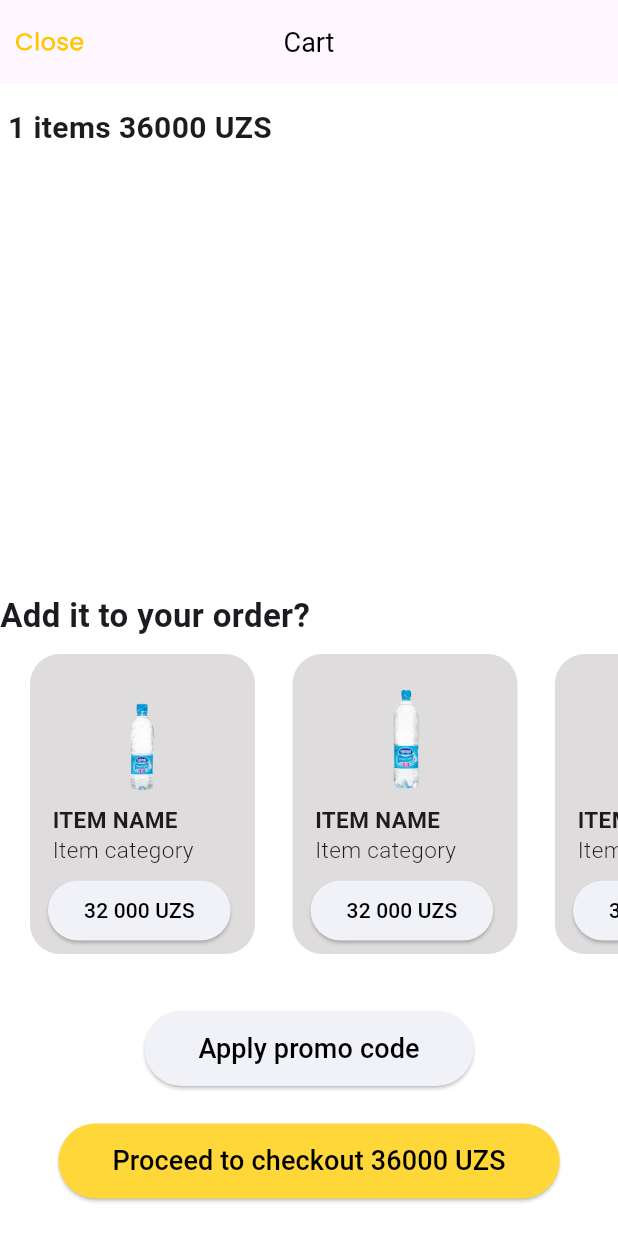
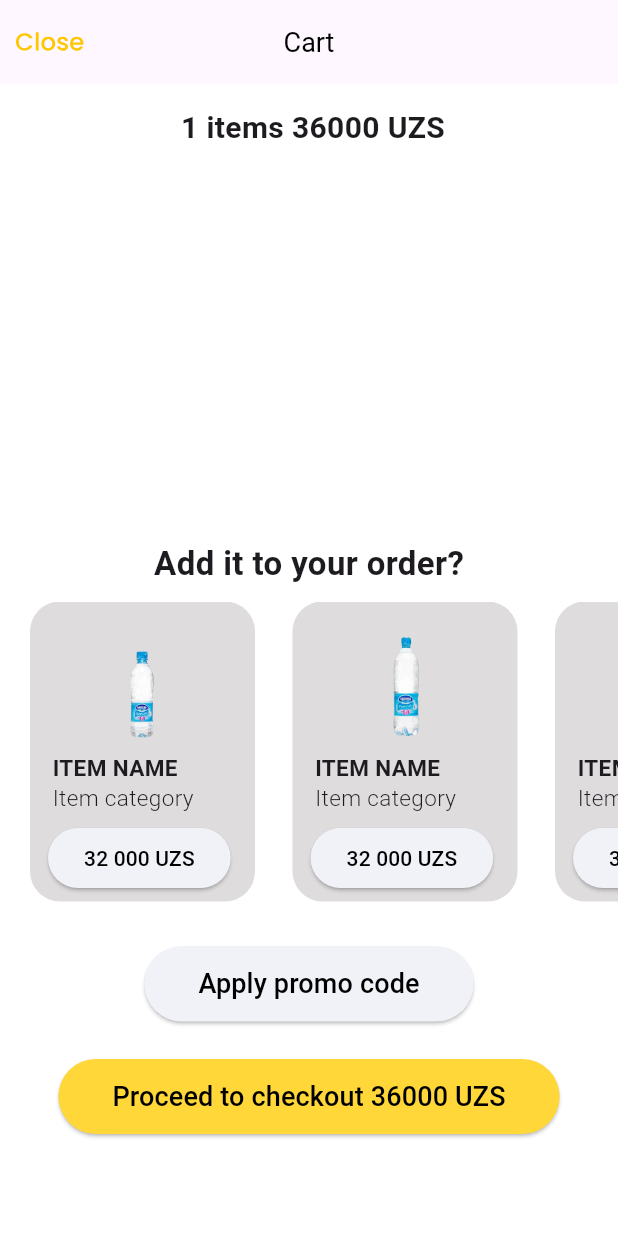
Before and after one commit to IbrokhimSidikov/apploook, a Flutter app: the Cart screen opened directly, on a phone screen of 412 x 824 dp. Run offline on Flutter 3.47's test engine with Material 3 defaults, Android fonts, the phone set to English and light mode, and no system bars; our stand-ins replace curved_navigation_bar, flutter_svg; missing offline and left inert: phone_form_field.

Commit message:
Task-01-14-v2 Cart page buttons changed into floating buttons

```diff
--- a/lib/pages/cart.dart
+++ b/lib/pages/cart.dart
@@ -52,10 +52,11 @@ class _CartState extends State<Cart> {
           Container(
             width: MediaQuery.of(context).size.width,
             height: MediaQuery.of(context).size.height,
-            decoration: BoxDecoration(color: Colors.white),
+            decoration:
+                BoxDecoration(color: Color.fromARGB(255, 255, 255, 255)),
             child: SingleChildScrollView(
               child: Column(
-                crossAxisAlignment: CrossAxisAlignment.start,
+                crossAxisAlignment: CrossAxisAlignment.center,
                 children: [
                   SizedBox(
                     height: 15.0,
@@ -65,7 +66,7 @@ class _CartState extends State<Cart> {
                     style: TextStyle(fontSize: 20, fontWeight: FontWeight.w600),
                   ),
                   Container(
-                    height: 285,
+                    height: 250,
                   ),
                   SizedBox(
                     height: 10.0,
@@ -146,14 +147,13 @@ class _CartState extends State<Cart> {
                       },
                     ),
                   ),
-                ],
-              ),
-            ),
+                  SizedBox(
+                    height: 30.0,
                   ),
                   Positioned(
                     // Position bottom buttons
                     bottom: 25.0, // Adjust spacing from bottom as needed
-            left: 0.0, // Align buttons to left
+                    left: 15.0, // Align buttons to left
                     right: 0.0, // Stretch buttons to full width
                     child: Column(
                       // Arrange buttons horizontally
@@ -165,7 +165,8 @@ class _CartState extends State<Cart> {
                           style: ButtonStyle(
                             backgroundColor:
                                 MaterialStateProperty.all(Color(0xffF1F2F7)),
-                    foregroundColor: MaterialStateProperty.all(Colors.black),
+                            foregroundColor:
+                                MaterialStateProperty.all(Colors.black),
                           ),
                           child: Padding(
                             padding: const EdgeInsets.all(12.0),
@@ -188,11 +189,16 @@ class _CartState extends State<Cart> {
                             padding: const EdgeInsets.all(12.0),
                             child: Text(
                               'Proceed to checkout $price UZS',
-                      style: TextStyle(color: Colors.black, fontSize: 18),
+                              style:
+                                  TextStyle(color: Colors.black, fontSize: 18),
                             ),
                           ),
                         ),
                       ],
+                    ),
+                  ),
+                ],
+              ),
             ),
           ),
         ], //stack children
```
Lines whose indentation alone changed are shown as unchanged.
